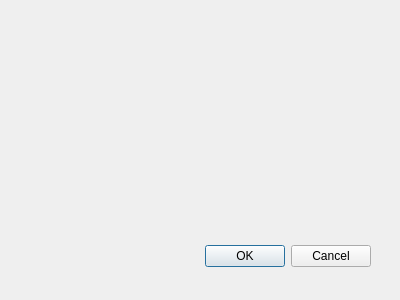
Above: ustawieniadozownikaokno.ui from wiacekmarcin/StanowiskoChemiczne before the change. Below: the same form after it.
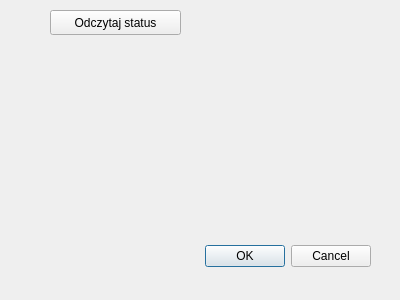
That is the form after the change.

Diff of the .ui file:
```diff
--- a/ustawieniadozownikaokno.ui
+++ b/ustawieniadozownikaokno.ui
@@ -31,6 +31,19 @@
     <set>QDialogButtonBox::Cancel|QDialogButtonBox::Ok</set>
    </property>
   </widget>
+  <widget class="QPushButton" name="pbReadStatus">
+   <property name="geometry">
+    <rect>
+     <x>50</x>
+     <y>10</y>
+     <width>131</width>
+     <height>25</height>
+    </rect>
+   </property>
+   <property name="text">
+    <string>Odczytaj status</string>
+   </property>
+  </widget>
  </widget>
  <pixmapfunction/>
  <resources/>
```
Left out of the diff: 5 changed lines with no effect on the pictures.
